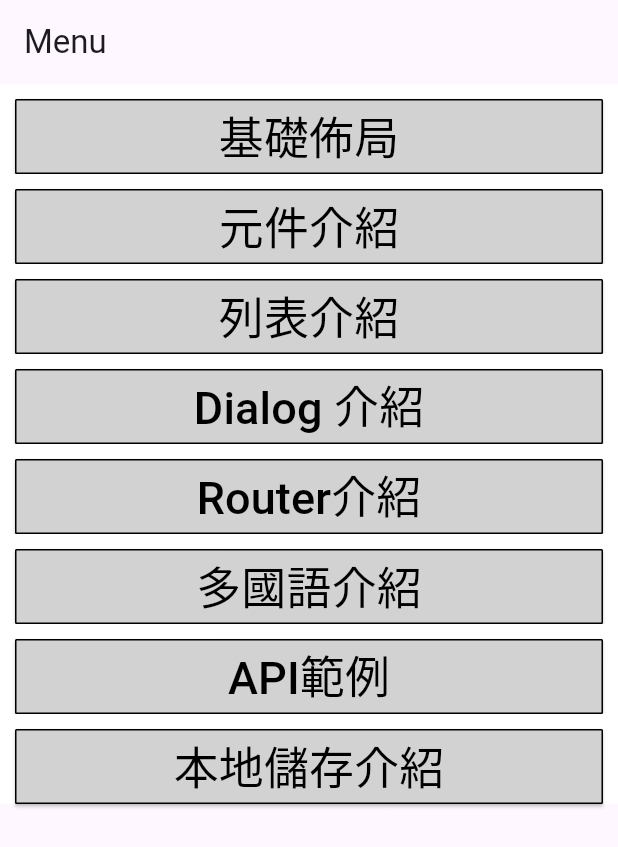
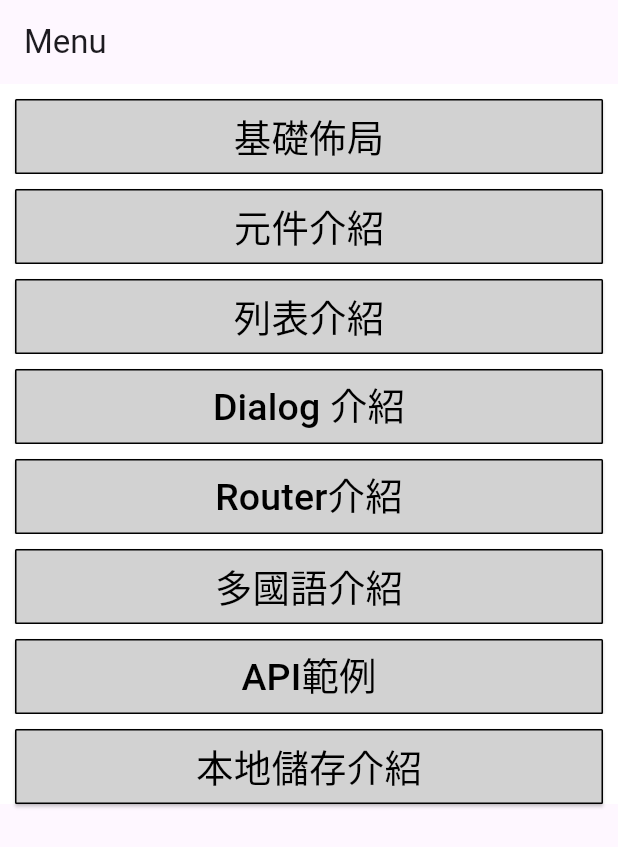
Before and after one commit to KerrShine/Flutter_Teach, a Flutter app: the screen it shows after launch, on a phone screen of 412 x 824 dp. Shown: the top 847 px of the screen. Run offline on Flutter 3.47's test engine with Material 3 defaults, Android fonts, the phone set to English and light mode, and no system bars; our stand-ins replace get_it, shared_preferences, sqflite; accounts and stored records are empty; generated files the repository leaves out were written again.

Commit message:
[Jenkins]測試布版-1

```diff
--- a/lib/View/menu_page.dart
+++ b/lib/View/menu_page.dart
@@ -32,7 +32,7 @@ class _MenuPageState extends State<MenuPage> {
               },
               child: Text(
                 RouterName.data[index],
-                style: TextStyle(fontSize: 30),
+                style: TextStyle(fontSize: 25),
               ),
             )),
           );
--- a/lib/main.dart
+++ b/lib/main.dart
@@ -53,7 +53,8 @@ class _MyAppState extends State<MyApp> {
         localizationsDelegates: AppLocalizations.localizationsDelegates,
         supportedLocales: AppLocalizations.supportedLocales,
         debugShowCheckedModeBanner: false,
-        locale: const Locale('ja'), // 改變語系,
+        // locale: const Locale('ja'), // 改變語系,
+        // locale: const Locale('ja'), // 改變語系,
         theme: ThemeData(
           elevatedButtonTheme: ElevatedButtonThemeData(
             style: ElevatedButton.styleFrom(
```
